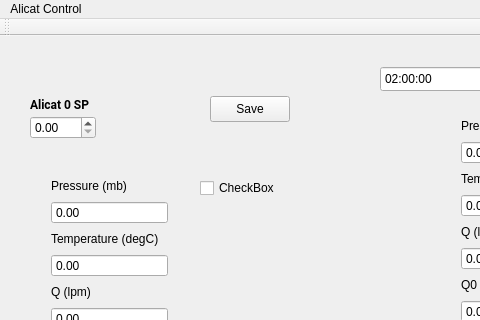
This is testing/mainwindow.ui in lo-co/mfc_ui as Qt 5 draws it before an edit; both pictures show x 0 to 480 and y 0 to 320 of the 703 by 621 pixel window. The edited form follows.
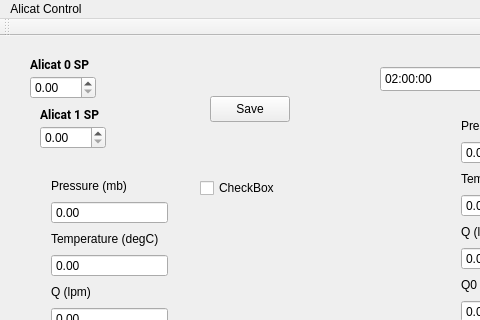
This is the edited form.

```diff
--- a/testing/mainwindow.ui
+++ b/testing/mainwindow.ui
@@ -18,7 +18,7 @@
     <property name="geometry">
      <rect>
       <x>30</x>
-      <y>80</y>
+      <y>40</y>
       <width>66</width>
       <height>23</height>
      </rect>
@@ -28,7 +28,7 @@
     <property name="geometry">
      <rect>
       <x>30</x>
-      <y>60</y>
+      <y>20</y>
       <width>111</width>
       <height>16</height>
      </rect>
@@ -337,6 +337,36 @@
      </item>
     </layout>
    </widget>
+   <widget class="QDoubleSpinBox" name="mfc1SP">
+    <property name="geometry">
+     <rect>
+      <x>40</x>
+      <y>90</y>
+      <width>66</width>
+      <height>23</height>
+     </rect>
+    </property>
+   </widget>
+   <widget class="QLabel" name="label_13">
+    <property name="geometry">
+     <rect>
+      <x>40</x>
+      <y>70</y>
+      <width>111</width>
+      <height>16</height>
+     </rect>
+    </property>
+    <property name="font">
+     <font>
+      <family>Roboto</family>
+      <weight>75</weight>
+      <bold>true</bold>
+     </font>
+    </property>
+    <property name="text">
+     <string>Alicat 1 SP</string>
+    </property>
+   </widget>
   </widget>
   <widget class="QMenuBar" name="menuBar">
    <property name="geometry">
```
